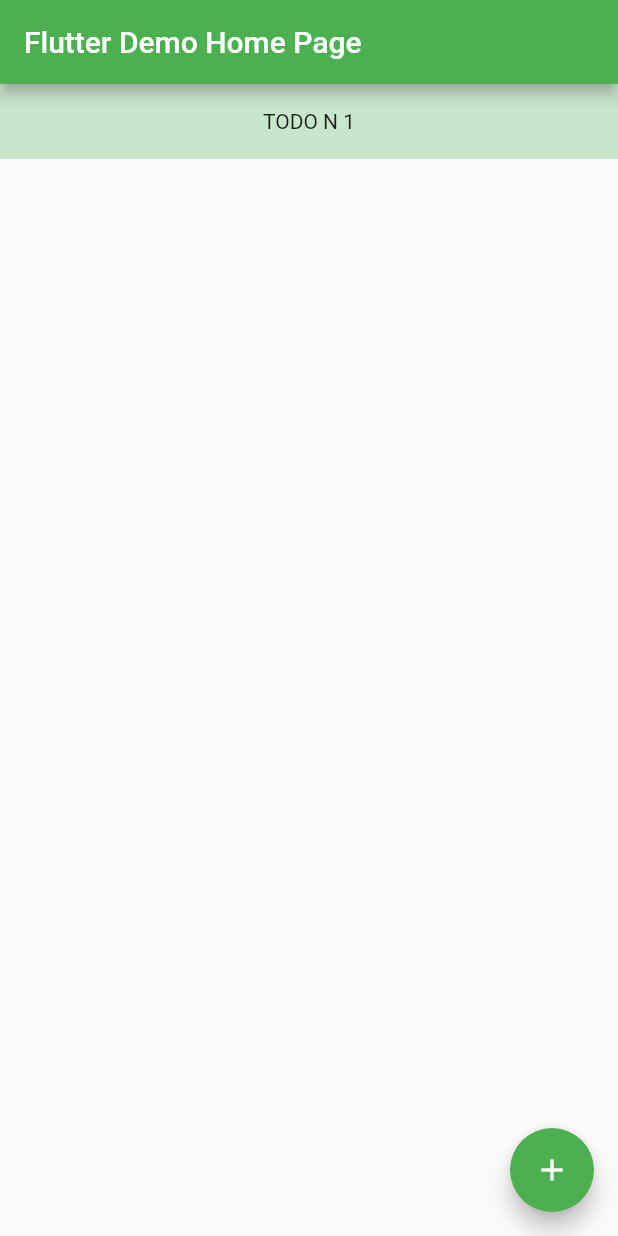
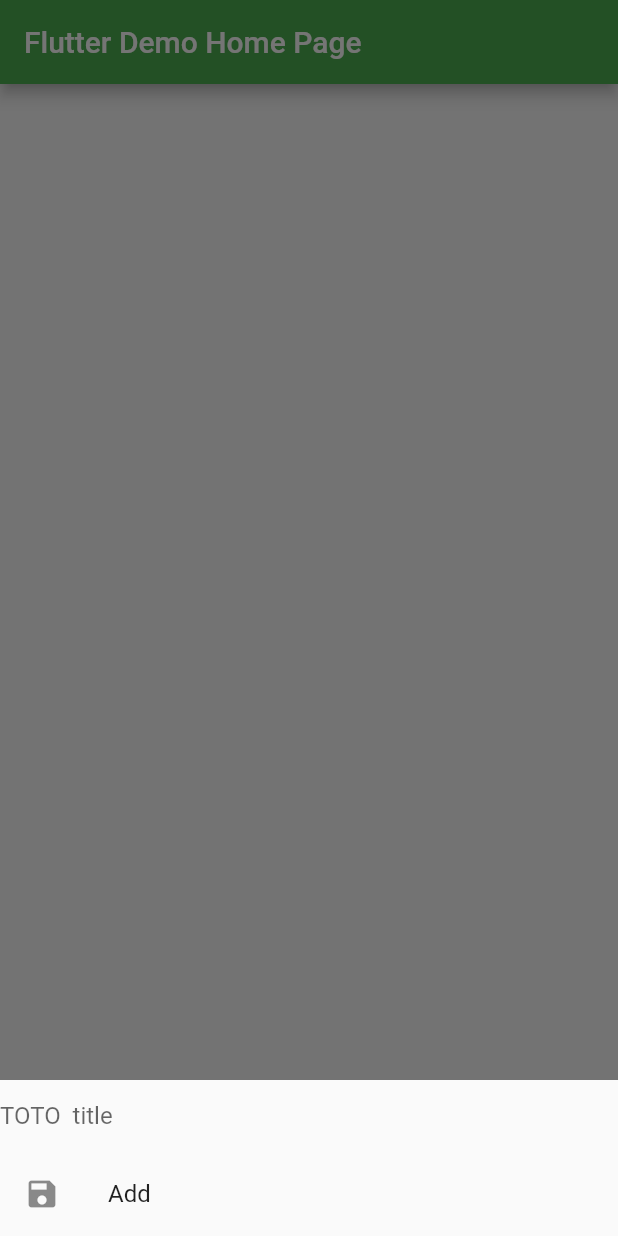
Before and after one commit to mcatta/flutter_todo, a Flutter app: the screen it shows after launch, after a tap on the "add" icon, on a phone screen of 412 x 824 dp. Run offline on Flutter 3.47's test engine with Material 2 defaults, Android fonts, the phone set to English and light mode, and no system bars; our stand-ins replace rxdart.

Commit message:
:feat add, update and delete todos

```diff
--- a/lib/resources/TodoRepository.dart
+++ b/lib/resources/TodoRepository.dart
@@ -19,10 +19,9 @@ class TodoRepository {
   }
 
   Future<bool> delete(Todo todo) async {
-    var searchedItem =
-        _todoList.where((element) => element.id == todo.id).first;
-    if (searchedItem != null) {
-      _todoList.remove(searchedItem);
+    var position = _todoList.indexOf(todo);
+    if (position >= 0) {
+      _todoList.removeAt(position);
       return true;
     }
 
@@ -30,8 +29,9 @@ class TodoRepository {
   }
 
   Future<Todo> update(Todo todo) async {
-    delete(todo);
-    insert(todo);
+    var position = _todoList.indexOf(todo);
+    _todoList[position].done = todo.done;
+    _todoList[position].title = todo.title;
 
     return todo;
   }
--- a/lib/ui/HomePage.dart
+++ b/lib/ui/HomePage.dart
@@ -1,7 +1,7 @@
 import 'package:flutter/cupertino.dart';
 import 'package:flutter/material.dart';
 import 'package:todo_list/blocs/TodoBloc.dart';
-import 'package:todo_list/models/Todo.dart';
+import 'package:todo_list/ui/TodoListView.dart';
 
 class HomePage extends StatefulWidget {
   HomePage({Key key, this.title}) : super(key: key);
@@ -21,55 +21,48 @@ class HomePage extends StatefulWidget {
   _HomePageState createState() => _HomePageState();
 }
 
-class _TodoListState extends State<TodoList> {
+class _HomePageState extends State<HomePage> {
+  final _textEditingController = TextEditingController();
+
   @override
-  Widget build(BuildContext context) {
-    bloc.fetchTodos();
-
-    return StreamBuilder(
-      stream: bloc.allTodos,
-      builder: (context, AsyncSnapshot<List<Todo>> snapshot) {
-        if (snapshot.hasData) {
-          return buildList(snapshot.data);
-        } else if (snapshot.hasError) {
-          return Text(snapshot.error.toString());
-        }
-        return Center(child: CircularProgressIndicator());
-      },
-    );
+  void dispose() {
+    _textEditingController.dispose();
   }
 
-  Widget buildList(List<Todo> todols) {
-    var listView = ListView(
-        scrollDirection: Axis.vertical,
-        children: todols.map((e) {
-          return Container(
-              height: 50,
-              color: Colors.green[100],
-              child: Center(child: Text(e.title)));
-        }).toList());
-    return listView;
-  }
-}
-
-class TodoList extends StatefulWidget {
-  @override
-  State<StatefulWidget> createState() => _TodoListState();
-}
-
-class _HomePageState extends State<HomePage> {
-  var _incremental = 0;
-
-  void _addTodo() {
+  void onAddTodo() {
     setState(() {
-      _incremental++;
       // This call to setState tells the Flutter framework that something has
       // changed in this State, which causes it to rerun the build method below
       // so that the display can reflect the updated values. If we changed
       // _counter without calling setState(), then the build method would not be
       // called again, and so nothing would appear to happen.
-      bloc.addTodo("TODO N $_incremental");
+      bloc.addTodo(_textEditingController.text);
+      _textEditingController.text = "";
+      Navigator.pop(context);
     });
+  }
+
+  void _promptModalTodoAdd(context) {
+    final titleField = TextField(
+        controller: _textEditingController,
+        decoration:
+            InputDecoration(border: InputBorder.none, hintText: 'TOTO  title'));
+    showModalBottomSheet(
+        context: context,
+        builder: (BuildContext bc) {
+          return Container(
+            child: new Wrap(
+              children: <Widget>[
+                titleField,
+                new ListTile(
+                  leading: new Icon(Icons.save),
+                  title: new Text('Add'),
+                  onTap: () => {onAddTodo()},
+                ),
+              ],
+            ),
+          );
+        });
   }
 
   @override
@@ -86,9 +79,11 @@ class _HomePageState extends State<HomePage> {
         // the App.build method, and use it to set our appbar title.
         title: Text(widget.title),
       ),
-      body: TodoList(),
+      body: TodoListView(),
       floatingActionButton: FloatingActionButton(
-        onPressed: _addTodo,
+        onPressed: () {
+          _promptModalTodoAdd(context);
+        },
         tooltip: 'Add a todo',
         child: Icon(Icons.add),
       ), // This trailing comma makes auto-formatting nicer for build methods.
```
Also changed, not shown: lib/blocs/TodoBloc.dart (+7 -0 lines), lib/ui/TodoListView.dart (added, +87 -0 lines).
